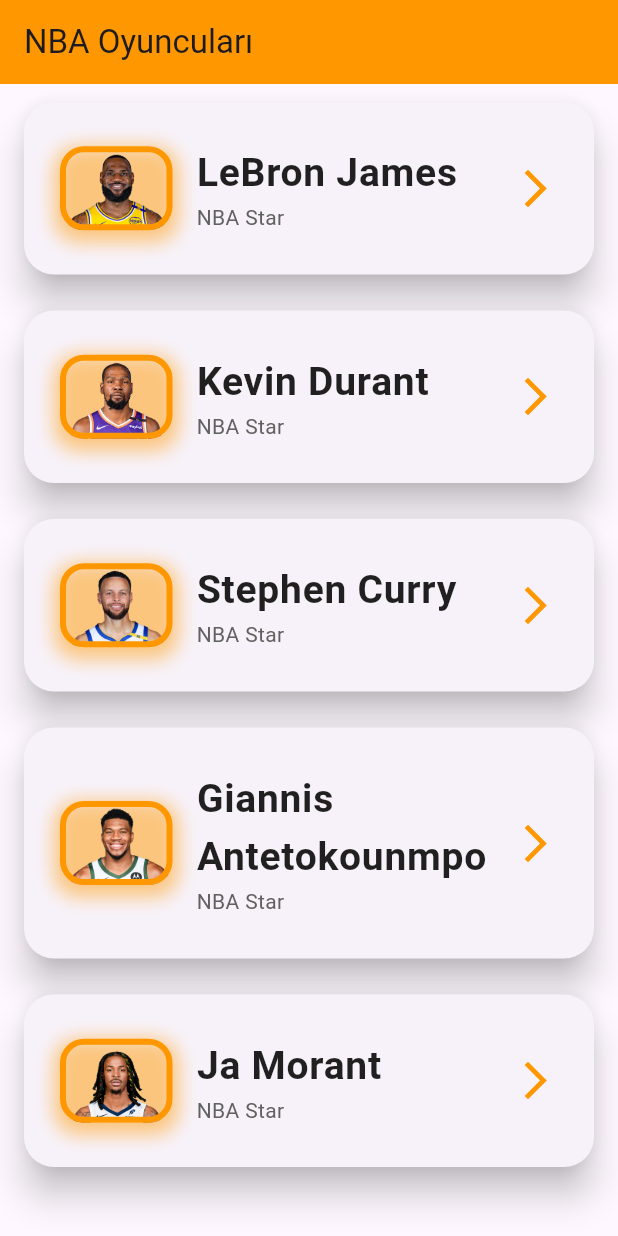
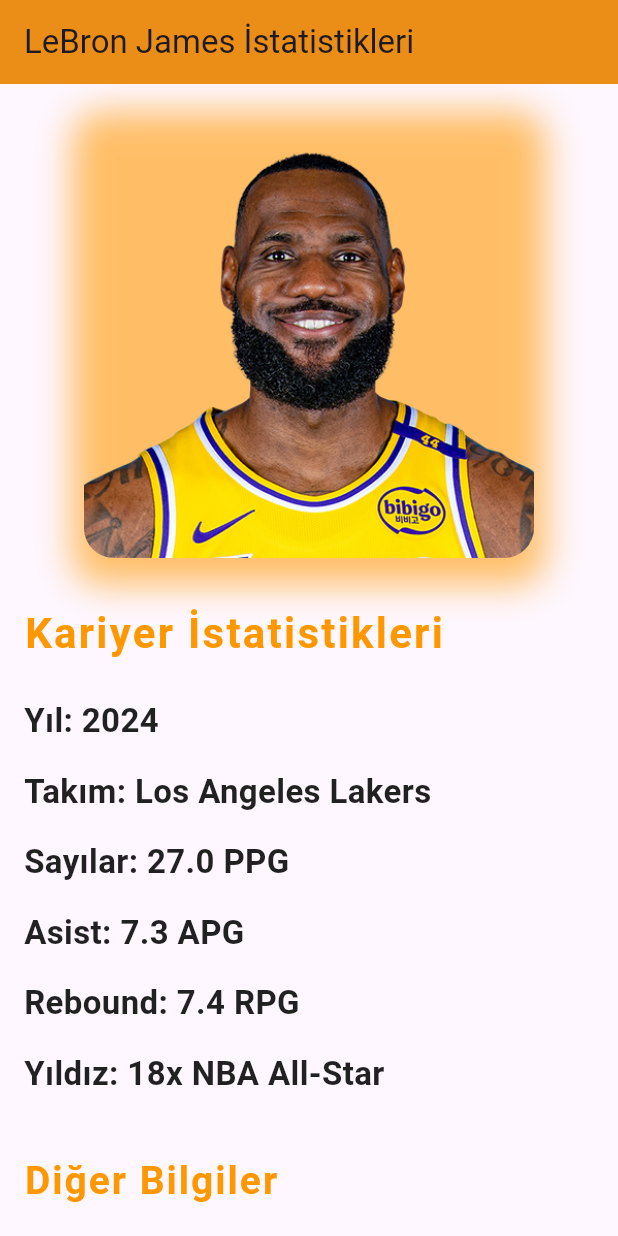
Before and after one commit to alperbyrktrr/flutter_project, a Flutter app: the NBAPlayersScreen screen opened by its route, after a tap on "LeBron James", on a phone screen of 412 x 824 dp. Run offline on Flutter 3.47's test engine with Material 3 defaults, Android fonts, the phone set to English and light mode, and no system bars; our stand-ins replace go_router, google_fonts, lottie.

Commit message:
son düzenlemeler yapildi.
son ekranımı ekledim

```diff
--- a/lib/core/routes.dart
+++ b/lib/core/routes.dart
@@ -6,6 +6,7 @@
 import '../screens/nba_players_screen.dart';
 import '../screens/nba_teams_screen.dart'; // NBA Takımları ekranını import ettik
 import '../screens/settings_screen.dart'; // Ayarlar ekranını import ettik
+import '../screens/lebron_james_detail_screen.dart'; // LeBron James detay ekranını import ettik
 
 final router = GoRouter(
   initialLocation: '/',
@@ -38,5 +39,9 @@
       path: '/settings', // SettingsScreen için yeni route
       builder: (context, state) => const SettingsScreen(),
     ),
+    GoRoute(
+      path: '/lebron-james-detail', // LeBron James detay ekranı için yeni route
+      builder: (context, state) => const LeBronJamesDetailScreen(),
+    ),
   ],
 );
--- /dev/null
+++ b/lib/screens/lebron_james_detail_screen.dart
@@ -0,0 +1,97 @@
+import 'package:flutter/material.dart';
+
+class LeBronJamesDetailScreen extends StatelessWidget {
+  const LeBronJamesDetailScreen({super.key});
+
+  @override
+  Widget build(BuildContext context) {
+    return Scaffold(
+      appBar: AppBar(
+        title: const Text('LeBron James İstatistikleri'),
+        backgroundColor: Colors.orange,
+        elevation: 15,
+      ),
+      body: SingleChildScrollView(
+        padding: const EdgeInsets.all(16.0),
+        child: Column(
+          crossAxisAlignment: CrossAxisAlignment.start,
+          children: [
+            // LeBron James görseli
+            Center(
+              child: Container(
+                width: 300,  // Daha geniş bir görsel boyutu
+                height: 300,
+                decoration: BoxDecoration(
+                  image: DecorationImage(
+                    image: AssetImage('assets/images/lebronjames.png'),
+                    fit: BoxFit.cover,
+                  ),
+                  borderRadius: BorderRadius.circular(20),
+                  boxShadow: [
+                    BoxShadow(
+                      color: Colors.orange.withOpacity(0.6),  // Şeffaf gölge
+                      spreadRadius: 8,
+                      blurRadius: 20,
+                      offset: Offset(0, 10),  // Gölgeyi biraz aşağıya kaydırdık
+                    ),
+                  ],
+                ),
+              ),
+            ),
+            const SizedBox(height: 30),
+            // Kariyer İstatistikleri başlığı
+            const Text(
+              'Kariyer İstatistikleri',
+              style: TextStyle(
+                fontSize: 28,
+                fontWeight: FontWeight.bold,
+                color: Colors.orange,
+                letterSpacing: 1.5,
+              ),
+            ),
+            const SizedBox(height: 15),
+            // İstatistiklerin listelenmesi
+            buildStatText('Yıl: 2024'),
+            buildStatText('Takım: Los Angeles Lakers'),
+            buildStatText('Sayılar: 27.0 PPG'),
+            buildStatText('Asist: 7.3 APG'),
+            buildStatText('Rebound: 7.4 RPG'),
+            buildStatText('Yıldız: 18x NBA All-Star'),
+            const SizedBox(height: 30),
+            // Diğer İstatistikler başlığı
+            const Text(
+              'Diğer Bilgiler',
+              style: TextStyle(
+                fontSize: 26,
+                fontWeight: FontWeight.bold,
+                color: Colors.orange,
+                letterSpacing: 1.3,
+              ),
+            ),
+            const SizedBox(height: 15),
+            // Diğer istatistikler
+            buildStatText('NBA Şampiyonlukları: 4'),
+            buildStatText('MVP Ödülleri: 4'),
+            buildStatText('NBA Finalleri: 10 kez'),
+            const SizedBox(height: 30),
+          ],
+        ),
+      ),
+    );
+  }
+
+  // Statüleri daha ilgi çekici hale getiren widget
+  Widget buildStatText(String text) {
+    return Padding(
+      padding: const EdgeInsets.symmetric(vertical: 8.0),
+      child: Text(
+        text,
+        style: TextStyle(
+          fontSize: 22,  // Yazı boyutunu büyüttük
+          color: Colors.black87,
+          fontWeight: FontWeight.w600,  // Yazıları daha kalın hale getirdik
+        ),
+      ),
+    );
+  }
+}
--- a/lib/screens/nba_players_screen.dart
+++ b/lib/screens/nba_players_screen.dart
@@ -1,4 +1,5 @@
 import 'package:flutter/material.dart';
+import 'package:go_router/go_router.dart';
 
 class NBAPlayersScreen extends StatelessWidget {
   const NBAPlayersScreen({super.key});
@@ -16,35 +17,35 @@
     return Scaffold(
       appBar: AppBar(
         title: const Text('NBA Oyuncuları'),
-        backgroundColor: Colors.orange,  // Daha sportif bir renk seçildi
+        backgroundColor: Colors.orange,
       ),
       body: ListView.builder(
         itemCount: players.length,
         itemBuilder: (context, index) {
           return Card(
             margin: const EdgeInsets.symmetric(horizontal: 16, vertical: 12),
-            elevation: 10,  // Gölgelendirme etkisi arttırıldı
+            elevation: 10,
             shape: RoundedRectangleBorder(
-              borderRadius: BorderRadius.circular(20),  // Köşe yuvarlama arttırıldı
+              borderRadius: BorderRadius.circular(20),
             ),
             child: ListTile(
               contentPadding: const EdgeInsets.symmetric(vertical: 20, horizontal: 24),
               leading: Container(
-                width: 75,  // Fotoğrafın genişliği büyütüldü
-                height: 75, // Fotoğrafın yüksekliği büyütüldü
+                width: 75,
+                height: 75,
                 decoration: BoxDecoration(
                   image: DecorationImage(
                     image: AssetImage(players[index]['image']!),
                     fit: BoxFit.cover,
                   ),
-                  borderRadius: BorderRadius.circular(16),  // Köşe yuvarlama
+                  borderRadius: BorderRadius.circular(16),
                   border: Border.all(
-                    color: Colors.orange, // Çerçeve rengi
-                    width: 4, // Çerçeve kalınlığı
+                    color: Colors.orange,
+                    width: 4,
                   ),
                   boxShadow: [
                     BoxShadow(
-                      color: Colors.orange.withOpacity(0.5),  // Daha yumuşak gölge
+                      color: Colors.orange.withOpacity(0.5),
                       spreadRadius: 4,
                       blurRadius: 10,
                       offset: Offset(0, 4),
@@ -55,13 +56,13 @@
               title: Text(
                 players[index]['name']!,
                 style: TextStyle(
-                  fontSize: 26,  // Yazı boyutu büyütüldü
+                  fontSize: 26,
                   fontWeight: FontWeight.bold,
-                  color: Colors.black87, // Yazı rengi koyulaştırıldı
+                  color: Colors.black87,
                 ),
               ),
               subtitle: Text(
-                "NBA Star",  // Alt başlık eklenebilir
+                "NBA Star",
                 style: TextStyle(
                   fontSize: 14,
                   color: Colors.grey[700],
@@ -70,10 +71,13 @@
               trailing: const Icon(
                 Icons.arrow_forward_ios,
                 size: 30,
-                color: Colors.orange,  // İkon rengi
+                color: Colors.orange,
               ),
               onTap: () {
-                // Detay sayfası eklenebilir
+                // LeBron James'e tıklayınca detay sayfasına yönlendiriyoruz
+                if (players[index]['name'] == 'LeBron James') {
+                  context.go('/lebron-james-detail');  // LeBron James detay sayfasına yönlendirme
+                }
               },
             ),
           );
```
